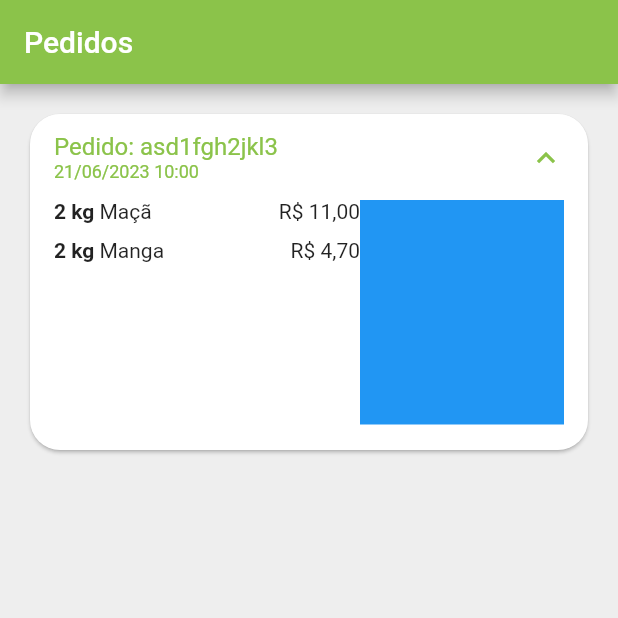
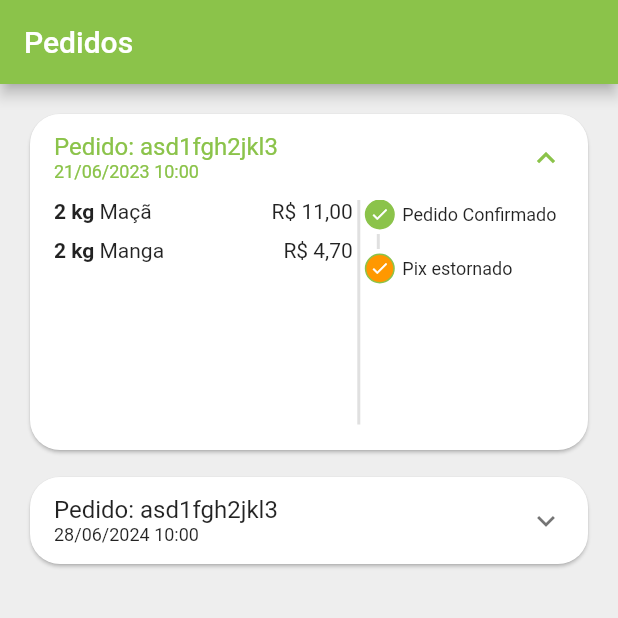
Before and after one commit to flutter-preview/ViniciosMarcos-GreenGrocer, a Flutter app: the OrdersTab screen opened directly, after a tap on an icon or button, on a phone screen of 412 x 824 dp, the top half of it. Run offline on Flutter 3.47's test engine with Material 2 defaults, Android fonts, the phone set to English and light mode, and no system bars; our stand-ins replace animated_text_kit, badges, mask_text_input_formatter.

Commit message:
Aulas 42 e 43 28/06/2023 17:20

```diff
--- a/lib/src/config/app_data.dart
+++ b/lib/src/config/app_data.dart
@@ -92,7 +92,19 @@
       CartItemModel(item: apple, quantity: 2),
       CartItemModel(item: mango, quantity: 2),
     ],
-    status: 'pending_payment',
+    status: 'refunded',
+    copyAndPaste: 'q1w2e3r4t5y6',
+    total: 0,
+  ),
+  OrderModel(
+    id: 'asd1fgh2jkl3',
+    createdDateTime: DateTime.parse('2024-06-28 10:00:00'),
+    overdueDateTime: DateTime.parse('2024-06-28 10:00:00'),
+    items: [
+      CartItemModel(item: guava, quantity: 2),
+      CartItemModel(item: kiwi, quantity: 2),
+    ],
+    status: 'paid',
     copyAndPaste: 'q1w2e3r4t5y6',
     total: 0,
   ),
--- /dev/null
+++ b/lib/src/pages/orders/components/order_status_widget.dart
@@ -0,0 +1,131 @@
+import 'package:flutter/material.dart';
+import 'package:greengrocer/src/config/custom_colors.dart';
+
+class OrderStatusWidget extends StatelessWidget {
+  final String status;
+  final bool isOverdue;
+
+  final Map<String, int> allStatus = <String, int>{
+    'pending_payment': 0,
+    'refunded': 1,
+    'paid': 2,
+    'preparing_purchase': 3,
+    'shipping': 4,
+    'delivered': 5,
+  };
+
+  OrderStatusWidget({
+    super.key,
+    required this.status,
+    required this.isOverdue,
+  });
+
+  int get currentStatus => allStatus[status]!;
+
+  @override
+  Widget build(BuildContext context) {
+    return Column(
+      crossAxisAlignment: CrossAxisAlignment.start,
+      children: [
+        const _StatusDot(
+          isActive: true,
+          title: 'Pedido Confirmado',
+        ),
+        const _CustomDivider(),
+        if (currentStatus == 1) ...[
+          const _StatusDot(
+            isActive: true,
+            title: 'Pix estornado',
+            backgroundColor: Colors.orange,
+          ),
+        ] else if (isOverdue) ...[
+          const _StatusDot(
+            isActive: true,
+            title: 'Pagamento Pix Vencido',
+            backgroundColor: Colors.red,
+          ),
+        ] else ...[
+          const _StatusDot(isActive: false, title: 'Pagamento'),
+          const _CustomDivider(),
+          const _StatusDot(isActive: false, title: 'Preparando'),
+          const _CustomDivider(),
+          const _StatusDot(isActive: false, title: 'Envio'),
+          const _CustomDivider(),
+          const _StatusDot(isActive: false, title: 'Entregue'),
+          const _CustomDivider(),
+        ],
+      ],
+    );
+  }
+}
+
+class _CustomDivider extends StatelessWidget {
+  const _CustomDivider();
+
+  @override
+  Widget build(BuildContext context) {
+    return Container(
+      margin: const EdgeInsets.symmetric(
+        horizontal: 8,
+        vertical: 3,
+      ),
+      height: 10,
+      width: 2,
+      color: Colors.grey.shade300,
+    );
+  }
+}
+
+class _StatusDot extends StatelessWidget {
+  final bool isActive;
+  final String title;
+  final Color? backgroundColor;
+
+  const _StatusDot({
+    required this.isActive,
+    required this.title,
+    this.backgroundColor,
+  });
+
+  @override
+  Widget build(BuildContext context) {
+    return Row(
+      children: [
+        //ícone dot
+        Container(
+          alignment: Alignment.center,
+          height: 20,
+          width: 20,
+          decoration: BoxDecoration(
+            shape: BoxShape.circle,
+            border: Border.all(
+              color: CustomColors.customSwatchColor,
+            ),
+            color: isActive
+                ? backgroundColor ?? CustomColors.customSwatchColor
+                : Colors.transparent,
+          ),
+          child: isActive
+              ? const Icon(
+                  Icons.check,
+                  size: 13,
+                  color: Colors.white,
+                )
+              : const SizedBox.shrink(),
+        ),
+        const SizedBox(
+          width: 5,
+        ),
+        //Texto
+        Expanded(
+          child: Text(
+            title,
+            style: const TextStyle(
+              fontSize: 12,
+            ),
+          ),
+        ),
+      ],
+    );
+  }
+}
--- a/lib/src/pages/orders/components/order_tile.dart
+++ b/lib/src/pages/orders/components/order_tile.dart
@@ -1,6 +1,7 @@
 import 'package:flutter/material.dart';
 import 'package:greengrocer/src/models/cart_item_model.dart';
 import 'package:greengrocer/src/models/order_model.dart';
+import 'package:greengrocer/src/pages/orders/components/order_status_widget.dart';
 import 'package:greengrocer/src/services/utils_services.dart';
 
 class OrderTile extends StatelessWidget {
@@ -41,6 +42,7 @@
               height: 150,
               child: Row(
                 children: [
+                  //Lista de Produtos
                   Expanded(
                     flex: 3, //Proporção que o widget cresce
                     child: ListView(
@@ -52,12 +54,21 @@
                       }).toList(),
                     ),
                   ),
+                  //Divisor
+                  VerticalDivider(
+                    color: Colors.grey.shade300,
+                    thickness: 2,
+                    width: 8,
+                  ),
+
+                  //Status
                   Expanded(
-                    flex: 2,
-                    child: Container(
-                      color: Colors.blue,
-                    ),
-                  ),
+                      flex: 2,
+                      child: OrderStatusWidget(
+                        status: order.status,
+                        isOverdue:
+                            order.overdueDateTime.isBefore(DateTime.now()),
+                      )),
                 ],
               ),
             ),
```
